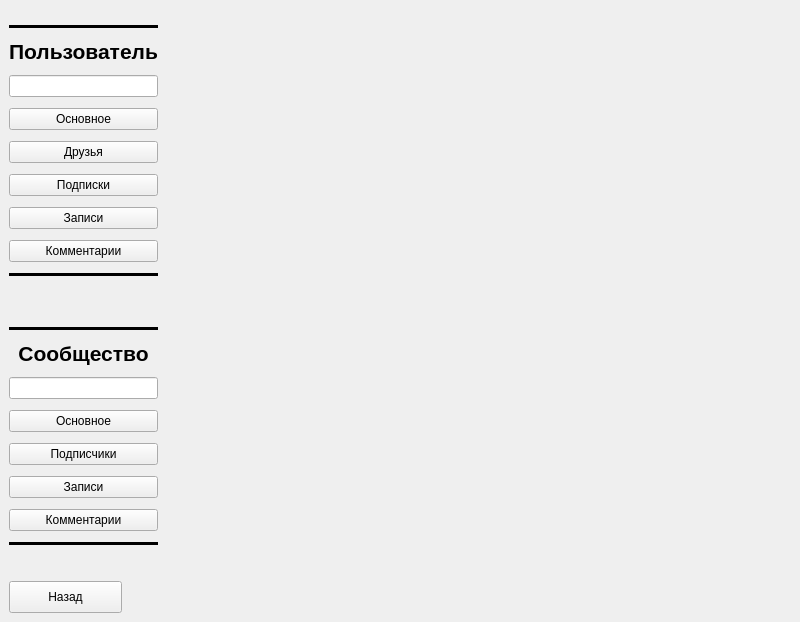
Above: app/vkFunctional_.ui from sagitovich/lex before the change. Below: the same form after it.
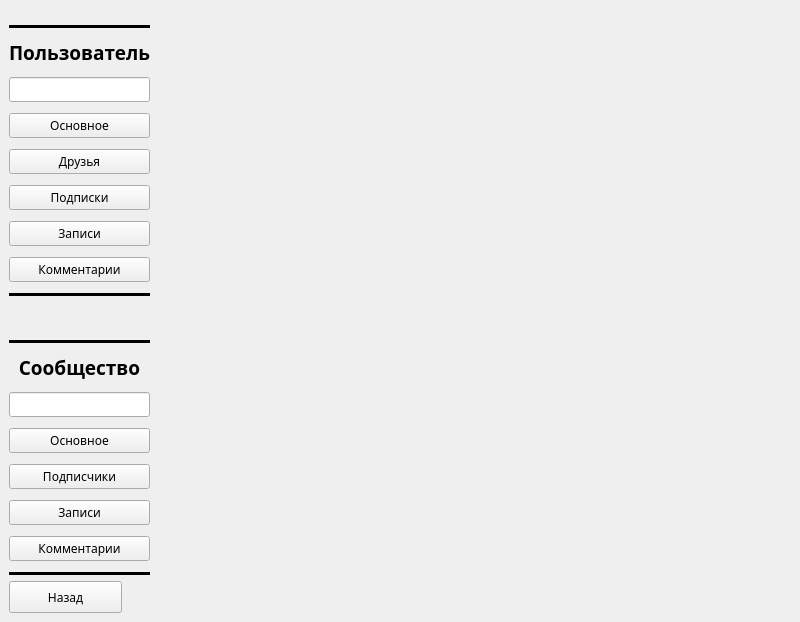
That is the form after the change.

Commit message: add new .ui files with updated fonts app_vk.py uses new files

```diff
--- a/app/vkFunctional_.ui
+++ b/app/vkFunctional_.ui
@@ -90,10 +90,11 @@
         </property>
         <property name="font">
          <font>
-          <family>Arial</family>
-          <pointsize>16</pointsize>
+          <family>Century Gothic</family>
+          <pointsize>14</pointsize>
           <weight>75</weight>
           <bold>true</bold>
+          <kerning>true</kerning>
          </font>
         </property>
         <property name="text">
@@ -112,6 +113,13 @@
           <verstretch>0</verstretch>
          </sizepolicy>
         </property>
+        <property name="font">
+         <font>
+          <family>Century Gothic</family>
+          <pointsize>9</pointsize>
+          <kerning>true</kerning>
+         </font>
+        </property>
        </widget>
       </item>
       <item>
@@ -125,6 +133,16 @@
           <verstretch>0</verstretch>
          </sizepolicy>
         </property>
+        <property name="font">
+         <font>
+          <family>Century Gothic</family>
+          <pointsize>9</pointsize>
+          <kerning>true</kerning>
+         </font>
+        </property>
+        <property name="styleSheet">
+         <string notr="true"/>
+        </property>
         <property name="text">
          <string>Основное</string>
         </property>
@@ -141,6 +159,13 @@
           <verstretch>0</verstretch>
          </sizepolicy>
         </property>
+        <property name="font">
+         <font>
+          <family>Century Gothic</family>
+          <pointsize>9</pointsize>
+          <kerning>true</kerning>
+         </font>
+        </property>
         <property name="text">
          <string>Друзья</string>
         </property>
@@ -154,6 +179,13 @@
           <verstretch>0</verstretch>
          </sizepolicy>
         </property>
+        <property name="font">
+         <font>
+          <family>Century Gothic</family>
+          <pointsize>9</pointsize>
+          <kerning>true</kerning>
+         </font>
+        </property>
         <property name="text">
          <string>Подписки</string>
         </property>
@@ -167,6 +199,13 @@
           <verstretch>0</verstretch>
          </sizepolicy>
         </property>
+        <property name="font">
+         <font>
+          <family>Century Gothic</family>
+          <pointsize>9</pointsize>
+          <kerning>true</kerning>
+         </font>
+        </property>
         <property name="text">
          <string>Записи</string>
         </property>
@@ -180,6 +219,13 @@
           <verstretch>0</verstretch>
          </sizepolicy>
         </property>
+        <property name="font">
+         <font>
+          <family>Century Gothic</family>
+          <pointsize>9</pointsize>
+          <kerning>true</kerning>
+         </font>
+        </property>
         <property name="text">
          <string>Комментарии</string>
         </property>
@@ -249,10 +295,11 @@
         </property>
         <property name="font">
          <font>
-          <family>Arial</family>
-          <pointsize>16</pointsize>
+          <family>Century Gothic</family>
+          <pointsize>14</pointsize>
           <weight>75</weight>
           <bold>true</bold>
+          <kerning>true</kerning>
          </font>
         </property>
         <property name="text">
@@ -271,6 +318,13 @@
           <verstretch>0</verstretch>
          </sizepolicy>
         </property>
+        <property name="font">
+         <font>
+          <family>Century Gothic</family>
+          <pointsize>9</pointsize>
+          <kerning>true</kerning>
+         </font>
+        </property>
        </widget>
       </item>
       <item>
@@ -281,6 +335,13 @@
           <verstretch>0</verstretch>
          </sizepolicy>
         </property>
+        <property name="font">
+         <font>
+          <family>Century Gothic</family>
+          <pointsize>9</pointsize>
+          <kerning>true</kerning>
+         </font>
+        </property>
         <property name="text">
          <string>Основное</string>
         </property>
@@ -294,6 +355,13 @@
           <verstretch>0</verstretch>
          </sizepolicy>
         </property>
+        <property name="font">
+         <font>
+          <family>Century Gothic</family>
+          <pointsize>9</pointsize>
+          <kerning>true</kerning>
+         </font>
+        </property>
         <property name="text">
          <string>Подписчики</string>
         </property>
@@ -307,6 +375,13 @@
           <verstretch>0</verstretch>
          </sizepolicy>
         </property>
+        <property name="font">
+         <font>
+          <family>Century Gothic</family>
+          <pointsize>9</pointsize>
+          <kerning>true</kerning>
+         </font>
+        </property>
         <property name="text">
          <string>Записи</string>
         </property>
@@ -320,6 +395,13 @@
           <verstretch>0</verstretch>
          </sizepolicy>
         </property>
+        <property name="font">
+         <font>
+          <family>Century Gothic</family>
+          <pointsize>9</pointsize>
+          <kerning>true</kerning>
+         </font>
+        </property>
         <property name="text">
          <string>Комментарии</string>
         </property>
@@ -398,6 +480,13 @@
         <height>32</height>
        </size>
       </property>
+      <property name="font">
+       <font>
+        <family>Century Gothic</family>
+        <pointsize>9</pointsize>
+        <kerning>true</kerning>
+       </font>
+      </property>
       <property name="text">
        <string>Назад</string>
       </property>
@@ -411,6 +500,9 @@
         <verstretch>0</verstretch>
        </sizepolicy>
       </property>
+      <property name="styleSheet">
+       <string notr="true"/>
+      </property>
       <widget class="QWidget" name="info"/>
      </widget>
     </item>
```
The commit also changes 10 other files.
